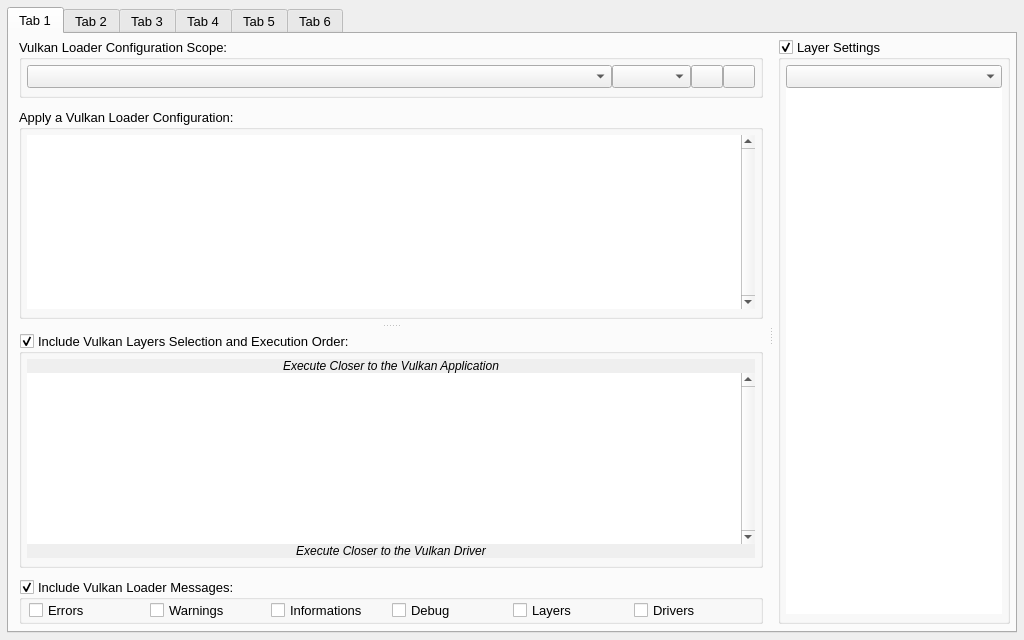
Above: vkconfig_gui/mainwindow.ui from LunarG/VulkanTools before the change. Below: the same form after it.
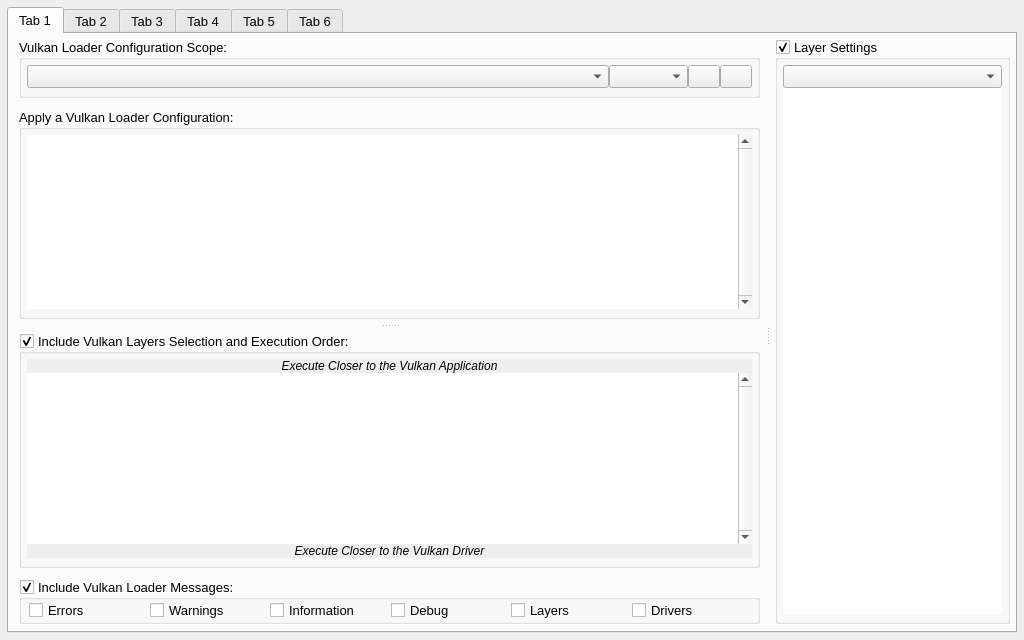
That is the form after the change. The open tabs and pages were chosen to show the change. Icons and pictures are not drawn.

Diff of the .ui file:
```diff
--- a/vkconfig_gui/mainwindow.ui
+++ b/vkconfig_gui/mainwindow.ui
@@ -590,7 +590,7 @@
                     <item>
                      <widget class="QCheckBox" name="configuration_loader_infos">
                       <property name="text">
-                       <string>Informations</string>
+                       <string>Information</string>
                       </property>
                      </widget>
                     </item>
```
Left out of the diff: 18 changed lines with no effect on the pictures.
